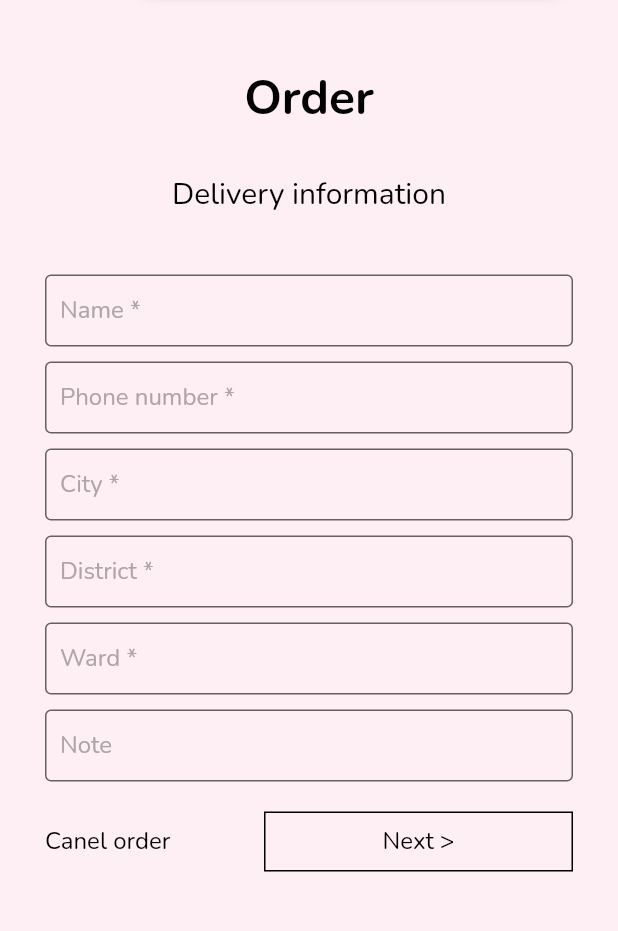
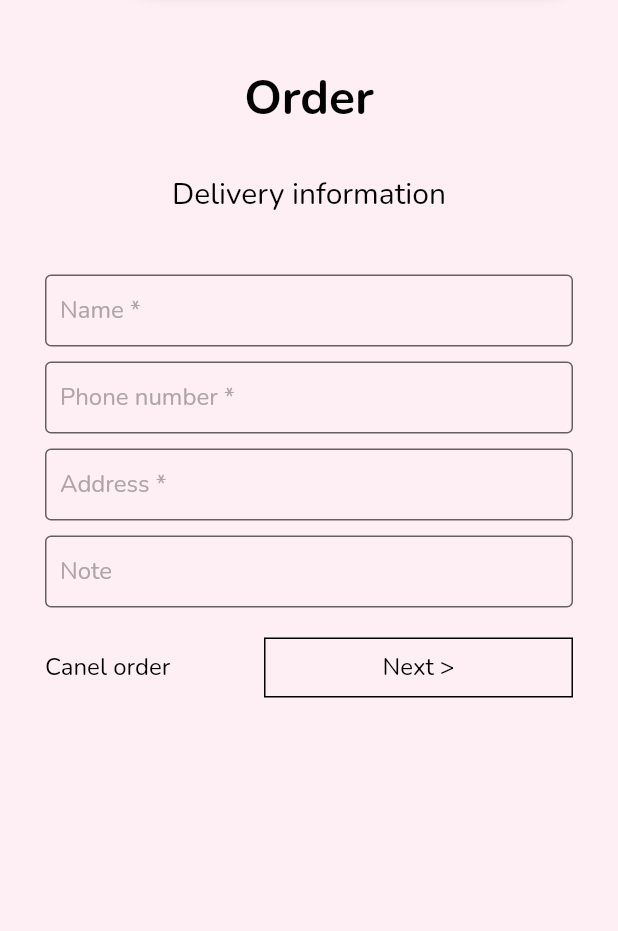
Before and after one commit to minhnhat0896209107/AppEShop, a Flutter app: the OrderScreen screen opened directly, on a phone screen of 412 x 824 dp, the part 126-1057 px from its top. Run offline on Flutter 3.47's test engine with Material 2 defaults, Android fonts, the phone set to English and light mode, and no system bars; our stand-ins replace carousel_slider, dropdown_button2, fluttertoast, rxdart, shared_preferences, webview_flutter; missing offline and left inert: launch_review; accounts and stored records are empty.

Commit message:
change ui order

```diff
--- a/lib/src/models/deliver_infomation/deliver_information.dart
+++ b/lib/src/models/deliver_infomation/deliver_information.dart
@@ -2,17 +2,13 @@
 class DeliverInformation{
   String? name;
   String? phoneNumber;
-  String? city;
-  String? district;
-  String? ward;
+  String? address;
   String? note;
 
   DeliverInformation({
     this.name,
     this.phoneNumber,
-    this.district,
-    this.city,
-    this.ward,
+    this.address,
     this.note
   });
 }
--- a/lib/src/ui/main/order/order_screen.dart
+++ b/lib/src/ui/main/order/order_screen.dart
@@ -35,9 +35,7 @@ class OrderScreen extends StatefulWidget {
 class _OrderScreenState extends State<OrderScreen> {
   final TextEditingController edtName = TextEditingController();
   final TextEditingController edtPhone = TextEditingController();
-  final TextEditingController edtCity = TextEditingController();
-  final TextEditingController edtDistrict = TextEditingController();
-  final TextEditingController edtWard = TextEditingController();
+  final TextEditingController edtAddress = TextEditingController();
   final TextEditingController edtNote = TextEditingController();
   int page = 0;
   PageController controller = PageController(initialPage: 0);
@@ -137,11 +135,7 @@ class _OrderScreenState extends State<OrderScreen> {
           _inputInformation(
               "${AppStrings.phoneNumber} *", edtPhone, TextInputType.phone),
           _inputInformation(
-              "${AppStrings.city} *", edtCity, TextInputType.text),
-          _inputInformation(
-              "${AppStrings.district} *", edtDistrict, TextInputType.text),
-          _inputInformation(
-              "${AppStrings.ward} *", edtWard, TextInputType.text),
+              "${AppStrings.address} *", edtAddress, TextInputType.text),
           _inputInformation(AppStrings.note, edtNote, TextInputType.text),
           _nextPageInforOrder()
         ],
@@ -185,18 +179,14 @@ class _OrderScreenState extends State<OrderScreen> {
               child: GestureDetector(
                 onTap: () {
                   if (edtName.text.isEmpty ||
-                      edtCity.text.isEmpty ||
-                      edtDistrict.text.isEmpty ||
-                      edtPhone.text.isEmpty ||
-                      edtWard.text.isEmpty) {
+                      edtAddress.text.isEmpty ||
+                      edtPhone.text.isEmpty) {
                     showErrorDialog(context, AppStrings.inputInformation);
                   } else {
                     deliver
                       ..name = edtName.text.toString()
-                      ..city = edtCity.text.toString()
+                      ..address = edtAddress.text.toString()
                       ..phoneNumber = edtPhone.text.toString()
-                      ..district = edtDistrict.text.toString()
-                      ..ward = edtWard.text.toString()
                       ..note = edtNote.text.toString();
 
                     setState(() {
@@ -224,7 +214,7 @@ class _OrderScreenState extends State<OrderScreen> {
 
   Widget _pageInforOrder() {
     print(
-        "DELIVER == ${deliver.name} \t ${deliver.city} \t ${deliver.phoneNumber} \t ${deliver.district} \t ${deliver.ward} \t ${deliver.note} \t ");
+        "DELIVER == ${deliver.name} \t ${deliver.address} \t ${deliver.phoneNumber} \t ${deliver.note} \t ");
     return Provider<CartBloC>(
       create: (context) => CartBloC(),
       builder: (context, child) {
@@ -416,7 +406,7 @@ class _OrderScreenState extends State<OrderScreen> {
   Widget _backInforInput() {
     order
       ..items = items
-      ..address = "${deliver.district} - ${deliver.ward} - ${deliver.city}"
+      ..address = deliver.address
       ..name = deliver.name
       ..phone = deliver.phoneNumber
       ..note = deliver.note;
@@ -424,7 +414,7 @@ class _OrderScreenState extends State<OrderScreen> {
         "ORDERBUILD== ${order.items?.length} \t ${order.name} \t ${order.phone} \t ${order.address}");
 
     print(
-        "DELIVER1 == ${deliver.name} \t ${deliver.city} \t ${deliver.phoneNumber} \t ${deliver.district} \t ${deliver.ward} \t ${deliver.note} \t ");
+        "DELIVER1 == ${deliver.name} \t ${deliver.phoneNumber} \t ${deliver.address} \t ${deliver.note} \t ");
     return Padding(
       padding: const EdgeInsets.only(left: 20, top: 20, right: 30),
       child: Row(
--- a/lib/src/utils/app_strings.dart
+++ b/lib/src/utils/app_strings.dart
@@ -68,5 +68,7 @@ class AppStrings {
   static const inputInformation = "Vui lòng nhập đầy đủ thông tin";
   static const outOfStock = "Hết hàng";
   static const chooseYourShoe = "Vui lòng chọn size giày!!";
+  static const chooseQuantity = "Vui lòng chọn số lượng mua!!";
+  static const address = "Address";
 
 }
```
Also changed, not shown: lib/src/ui/main/product/product_detail_screen.dart (+16 -2 lines).
